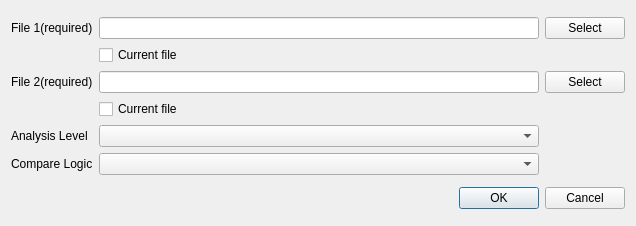
This is src/tools/bindiff/DiffLoadDialog.ui in NewtronReal/cutter as Qt 5 draws it before an edit. The edited form follows.
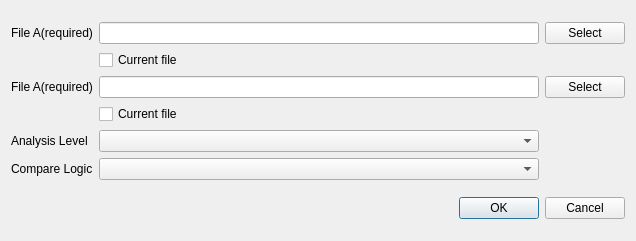
This is the edited form.

Patch:
```diff
--- a/src/tools/bindiff/DiffLoadDialog.ui
+++ b/src/tools/bindiff/DiffLoadDialog.ui
@@ -10,7 +10,7 @@
     <x>0</x>
     <y>0</y>
     <width>636</width>
-    <height>226</height>
+    <height>241</height>
    </rect>
   </property>
   <property name="sizePolicy">
@@ -43,7 +43,7 @@
         <string>&lt;html&gt;&lt;head/&gt;&lt;body&gt;&lt;p&gt;File to compare to.&lt;/p&gt;&lt;/body&gt;&lt;/html&gt;</string>
        </property>
        <property name="text">
-        <string>File 1(required)</string>
+        <string>File A(required)</string>
        </property>
       </widget>
      </item>
@@ -96,7 +96,7 @@
         <string>&lt;html&gt;&lt;head/&gt;&lt;body&gt;&lt;p&gt;You can load a previous saved diff instead of performing a new diff scan.&lt;/p&gt;&lt;/body&gt;&lt;/html&gt;</string>
        </property>
        <property name="text">
-        <string>File 2(required)</string>
+        <string>File A(required)</string>
        </property>
       </widget>
      </item>
```
Left out of the diff: 18 changed lines with no effect on the pictures.
